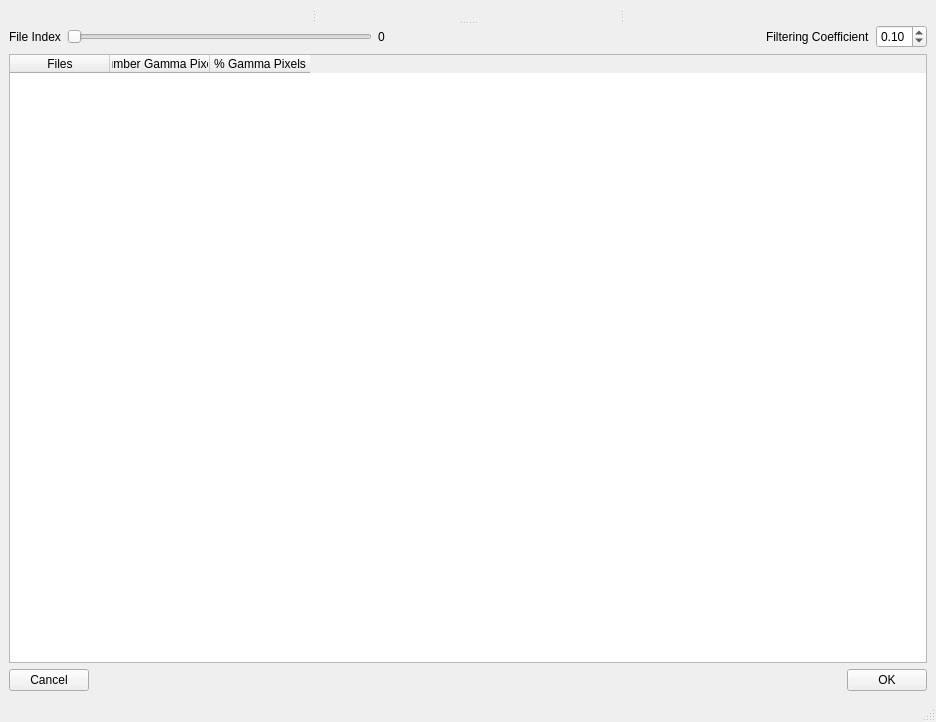
Before: the Qt Designer form ui/ui_gamma_filtering_tool.ui in neutronimaging/python_notebooks, drawn with Qt 5.
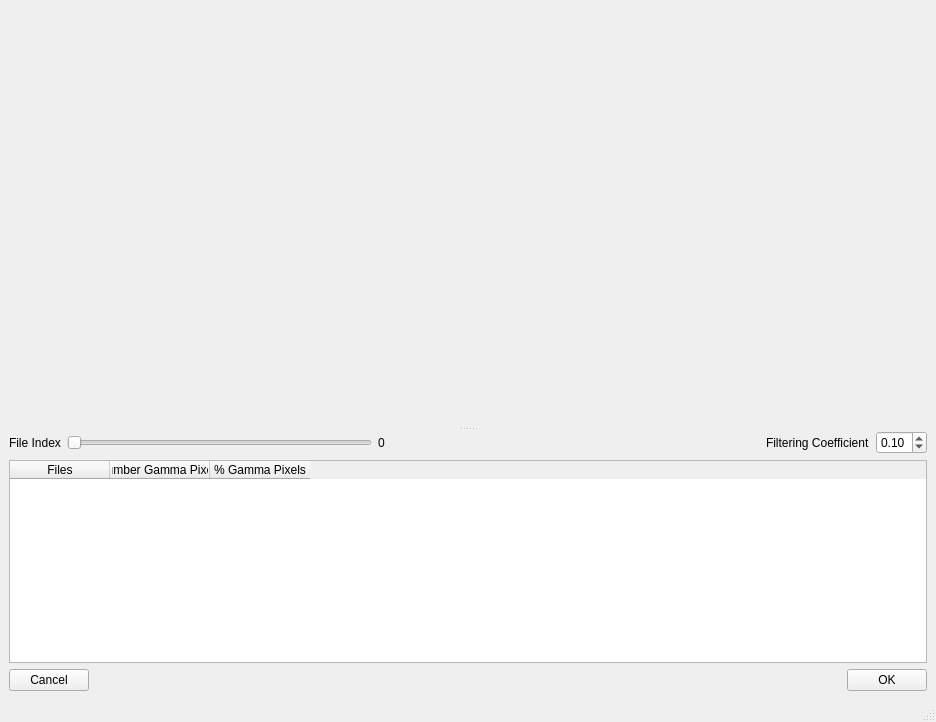
After: the same form once the commit is applied.

Commit message: Improved layout by using pyqtgrpah dock areas

```diff
--- a/ui/ui_gamma_filtering_tool.ui
+++ b/ui/ui_gamma_filtering_tool.ui
@@ -14,34 +14,29 @@
    <string>Gamma Filtering Tool</string>
   </property>
   <widget class="QWidget" name="centralwidget">
-   <layout class="QVBoxLayout" name="verticalLayout_2">
-    <item>
-     <widget class="QSplitter" name="splitter_2">
-      <property name="orientation">
-       <enum>Qt::Vertical</enum>
-      </property>
-      <widget class="QWidget" name="widget_4" native="true">
-       <layout class="QHBoxLayout" name="horizontalLayout_5">
+   <layout class="QVBoxLayout" name="verticalLayout_3">
         <item>
          <widget class="QSplitter" name="splitter">
           <property name="orientation">
-           <enum>Qt::Horizontal</enum>
-          </property>
-          <widget class="QWidget" name="left_widget" native="true"/>
-          <widget class="QWidget" name="center_widget" native="true">
+       <enum>Qt::Vertical</enum>
+      </property>
+      <widget class="QWidget" name="image_widget" native="true">
            <property name="sizePolicy">
             <sizepolicy hsizetype="Preferred" vsizetype="Expanding">
              <horstretch>0</horstretch>
              <verstretch>0</verstretch>
             </sizepolicy>
            </property>
-          </widget>
-          <widget class="QWidget" name="right_widget" native="true"/>
-         </widget>
-        </item>
-       </layout>
+       <property name="minimumSize">
+        <size>
+         <width>0</width>
+         <height>400</height>
+        </size>
+       </property>
       </widget>
       <widget class="QWidget" name="">
+       <layout class="QVBoxLayout" name="verticalLayout_2">
+        <item>
        <layout class="QVBoxLayout" name="verticalLayout">
         <item>
          <layout class="QHBoxLayout" name="horizontalLayout_4">
@@ -141,8 +136,6 @@
          </widget>
         </item>
        </layout>
-      </widget>
-     </widget>
     </item>
     <item>
      <layout class="QHBoxLayout" name="horizontalLayout">
@@ -174,6 +167,10 @@
        </widget>
       </item>
      </layout>
+        </item>
+       </layout>
+      </widget>
+     </widget>
     </item>
    </layout>
   </widget>
```
Lines whose indentation alone changed are shown as unchanged. The commit also changes 5 other files.
